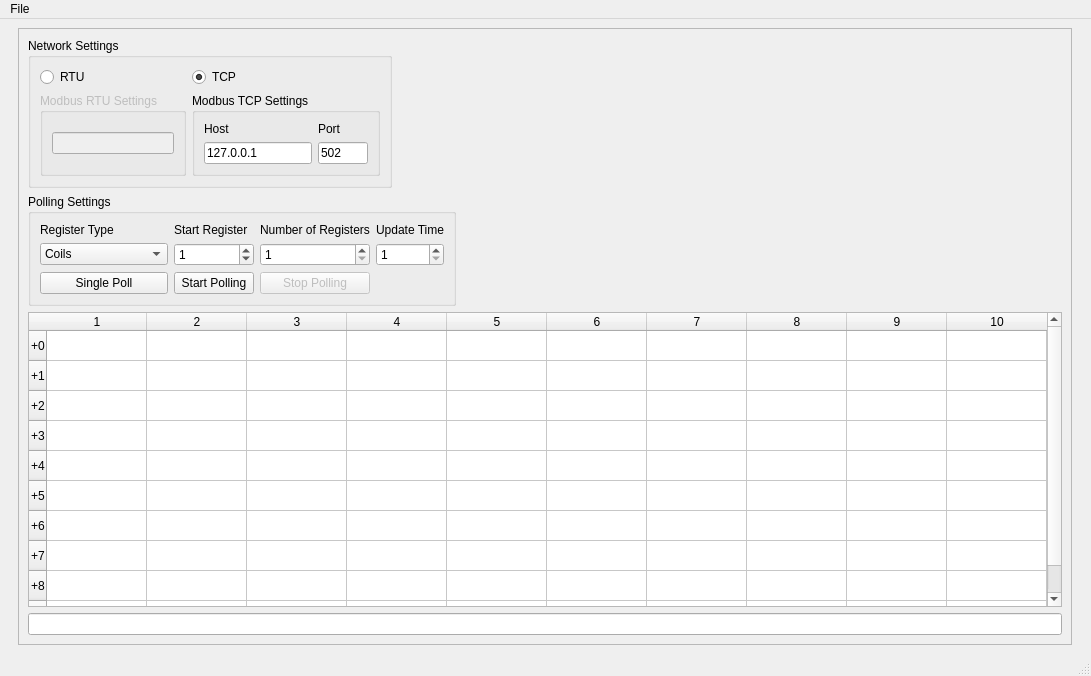
First picture: the form in ui_files/modbus_visualizer.ui, repository AlexEshoo/modbus_visualizer, before the edit.
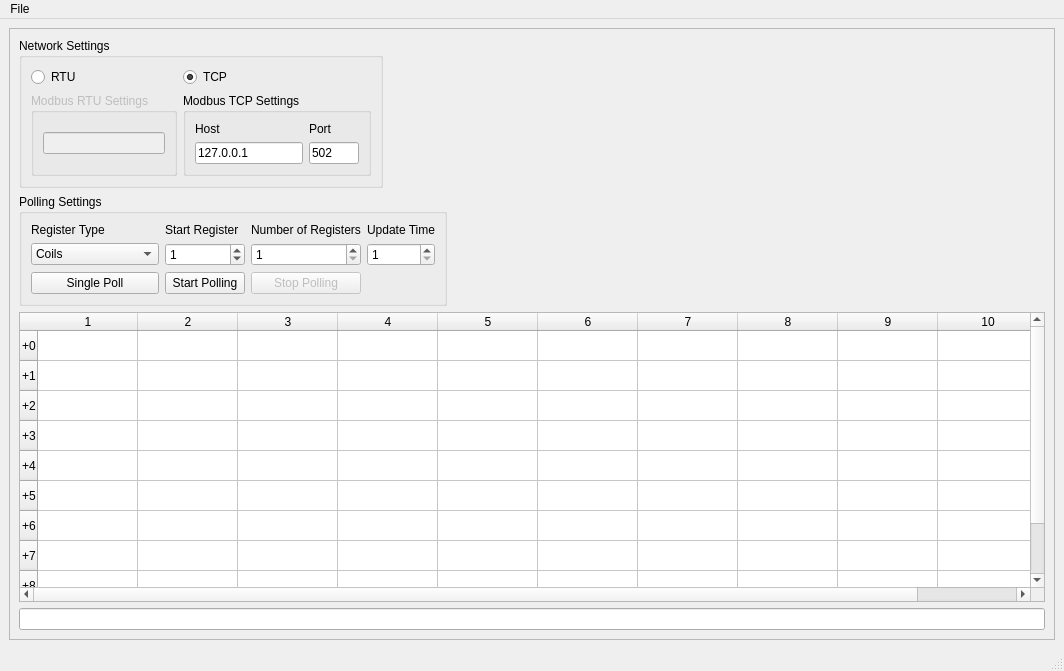
Second picture: the form after the edit.

Commit message: Handled modbus exception responses appropriately.

```diff
--- a/ui_files/modbus_visualizer.ui
+++ b/ui_files/modbus_visualizer.ui
@@ -6,8 +6,8 @@
    <rect>
     <x>0</x>
     <y>0</y>
-    <width>1091</width>
-    <height>676</height>
+    <width>1064</width>
+    <height>671</height>
    </rect>
   </property>
   <property name="sizePolicy">
@@ -164,6 +164,9 @@
               <verstretch>0</verstretch>
              </sizepolicy>
             </property>
+            <property name="maximum">
+             <number>65535</number>
+            </property>
             <property name="value">
              <number>1</number>
             </property>
@@ -476,7 +479,7 @@
     <rect>
      <x>0</x>
      <y>0</y>
-     <width>1091</width>
+     <width>1064</width>
      <height>21</height>
     </rect>
    </property>
```
The commit also changes 4 other files.
